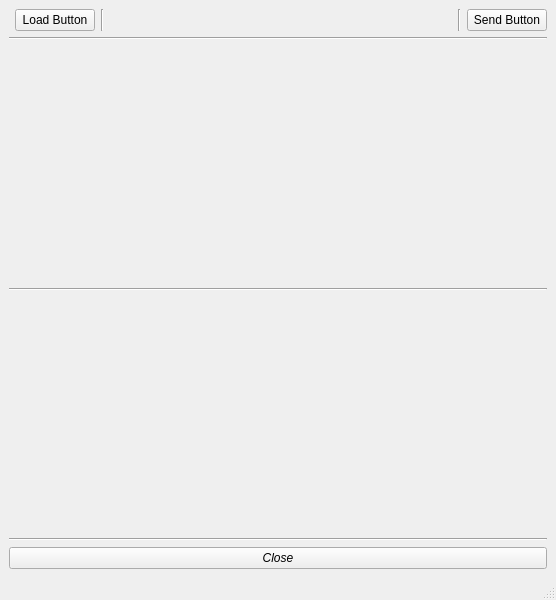
Qt form mainwindow.ui (Ledihas/Clasificador-Ropa) before a commit.
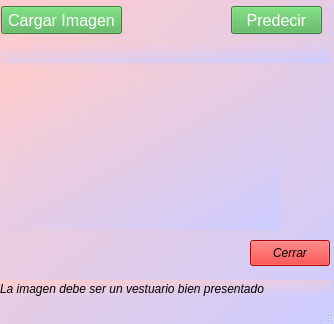
The same form after that commit. Icons and pictures are not drawn.

```diff
--- a/mainwindow.ui
+++ b/mainwindow.ui
@@ -2,23 +2,80 @@
 <ui version="4.0">
  <class>MainWindow</class>
  <widget class="QMainWindow" name="MainWindow">
+  <property name="enabled">
+   <bool>true</bool>
+  </property>
   <property name="geometry">
    <rect>
     <x>0</x>
     <y>0</y>
-    <width>556</width>
-    <height>600</height>
+    <width>334</width>
+    <height>324</height>
    </rect>
   </property>
-  <property name="minimumSize">
-   <size>
-    <width>0</width>
-    <height>600</height>
-   </size>
-  </property>
   <property name="palette">
    <palette>
     <active>
+     <colorrole role="Button">
+      <brush brushstyle="LinearGradientPattern">
+       <gradient startx="0.000000000000000" starty="0.000000000000000" endx="1.000000000000000" endy="1.000000000000000" type="LinearGradient" spread="PadSpread" coordinatemode="ObjectBoundingMode">
+        <gradientstop position="0.000000000000000">
+         <color alpha="255">
+          <red>255</red>
+          <green>204</green>
+          <blue>204</blue>
+         </color>
+        </gradientstop>
+        <gradientstop position="1.000000000000000">
+         <color alpha="255">
+          <red>204</red>
+          <green>204</green>
+          <blue>255</blue>
+         </color>
+        </gradientstop>
+       </gradient>
+      </brush>
+     </colorrole>
+     <colorrole role="Base">
+      <brush brushstyle="LinearGradientPattern">
+       <gradient startx="0.000000000000000" starty="0.000000000000000" endx="1.000000000000000" endy="1.000000000000000" type="LinearGradient" spread="PadSpread" coordinatemode="ObjectBoundingMode">
+        <gradientstop position="0.000000000000000">
+         <color alpha="255">
+          <red>255</red>
+          <green>204</green>
+          <blue>204</blue>
+         </color>
+        </gradientstop>
+        <gradientstop position="1.000000000000000">
+         <color alpha="255">
+          <red>204</red>
+          <green>204</green>
+          <blue>255</blue>
+         </color>
+        </gradientstop>
+       </gradient>
+      </brush>
+     </colorrole>
+     <colorrole role="Window">
+      <brush brushstyle="LinearGradientPattern">
+       <gradient startx="0.000000000000000" starty="0.000000000000000" endx="1.000000000000000" endy="1.000000000000000" type="LinearGradient" spread="PadSpread" coordinatemode="ObjectBoundingMode">
+        <gradientstop position="0.000000000000000">
+         <color alpha="255">
+          <red>255</red>
+          <green>204</green>
+          <blue>204</blue>
+         </color>
+        </gradientstop>
+        <gradientstop position="1.000000000000000">
+         <color alpha="255">
+          <red>204</red>
+          <green>204</green>
+          <blue>255</blue>
+         </color>
+        </gradientstop>
+       </gradient>
+      </brush>
+     </colorrole>
      <colorrole role="Highlight">
       <brush brushstyle="SolidPattern">
        <color alpha="255">
@@ -30,6 +87,66 @@
      </colorrole>
     </active>
     <inactive>
+     <colorrole role="Button">
+      <brush brushstyle="LinearGradientPattern">
+       <gradient startx="0.000000000000000" starty="0.000000000000000" endx="1.000000000000000" endy="1.000000000000000" type="LinearGradient" spread="PadSpread" coordinatemode="ObjectBoundingMode">
+        <gradientstop position="0.000000000000000">
+         <color alpha="255">
+          <red>255</red>
+          <green>204</green>
+          <blue>204</blue>
+         </color>
+        </gradientstop>
+        <gradientstop position="1.000000000000000">
+         <color alpha="255">
+          <red>204</red>
+          <green>204</green>
+          <blue>255</blue>
+         </color>
+        </gradientstop>
+       </gradient>
+      </brush>
+     </colorrole>
+     <colorrole role="Base">
+      <brush brushstyle="LinearGradientPattern">
+       <gradient startx="0.000000000000000" starty="0.000000000000000" endx="1.000000000000000" endy="1.000000000000000" type="LinearGradient" spread="PadSpread" coordinatemode="ObjectBoundingMode">
+        <gradientstop position="0.000000000000000">
+         <color alpha="255">
+          <red>255</red>
+          <green>204</green>
+          <blue>204</blue>
+         </color>
+        </gradientstop>
+        <gradientstop position="1.000000000000000">
+         <color alpha="255">
+          <red>204</red>
+          <green>204</green>
+          <blue>255</blue>
+         </color>
+        </gradientstop>
+       </gradient>
+      </brush>
+     </colorrole>
+     <colorrole role="Window">
+      <brush brushstyle="LinearGradientPattern">
+       <gradient startx="0.000000000000000" starty="0.000000000000000" endx="1.000000000000000" endy="1.000000000000000" type="LinearGradient" spread="PadSpread" coordinatemode="ObjectBoundingMode">
+        <gradientstop position="0.000000000000000">
+         <color alpha="255">
+          <red>255</red>
+          <green>204</green>
+          <blue>204</blue>
+         </color>
+        </gradientstop>
+        <gradientstop position="1.000000000000000">
+         <color alpha="255">
+          <red>204</red>
+          <green>204</green>
+          <blue>255</blue>
+         </color>
+        </gradientstop>
+       </gradient>
+      </brush>
+     </colorrole>
      <colorrole role="Highlight">
       <brush brushstyle="SolidPattern">
        <color alpha="255">
@@ -40,7 +157,77 @@
       </brush>
      </colorrole>
     </inactive>
-    <disabled/>
+    <disabled>
+     <colorrole role="Button">
+      <brush brushstyle="LinearGradientPattern">
+       <gradient startx="0.000000000000000" starty="0.000000000000000" endx="1.000000000000000" endy="1.000000000000000" type="LinearGradient" spread="PadSpread" coordinatemode="ObjectBoundingMode">
+        <gradientstop position="0.000000000000000">
+         <color alpha="255">
+          <red>255</red>
+          <green>204</green>
+          <blue>204</blue>
+         </color>
+        </gradientstop>
+        <gradientstop position="1.000000000000000">
+         <color alpha="255">
+          <red>204</red>
+          <green>204</green>
+          <blue>255</blue>
+         </color>
+        </gradientstop>
+       </gradient>
+      </brush>
+     </colorrole>
+     <colorrole role="Base">
+      <brush brushstyle="LinearGradientPattern">
+       <gradient startx="0.000000000000000" starty="0.000000000000000" endx="1.000000000000000" endy="1.000000000000000" type="LinearGradient" spread="PadSpread" coordinatemode="ObjectBoundingMode">
+        <gradientstop position="0.000000000000000">
+         <color alpha="255">
+          <red>255</red>
+          <green>204</green>
+          <blue>204</blue>
+         </color>
+        </gradientstop>
+        <gradientstop position="1.000000000000000">
+         <color alpha="255">
+          <red>204</red>
+          <green>204</green>
+          <blue>255</blue>
+         </color>
+        </gradientstop>
+       </gradient>
+      </brush>
+     </colorrole>
+     <colorrole role="Window">
+      <brush brushstyle="LinearGradientPattern">
+       <gradient startx="0.000000000000000" starty="0.000000000000000" endx="1.000000000000000" endy="1.000000000000000" type="LinearGradient" spread="PadSpread" coordinatemode="ObjectBoundingMode">
+        <gradientstop position="0.000000000000000">
+         <color alpha="255">
+          <red>255</red>
+          <green>204</green>
+          <blue>204</blue>
+         </color>
+        </gradientstop>
+        <gradientstop position="1.000000000000000">
+         <color alpha="255">
+          <red>204</red>
+          <green>204</green>
+          <blue>255</blue>
+         </color>
+        </gradientstop>
+       </gradient>
+      </brush>
+     </colorrole>
+     <colorrole role="Highlight">
+      <brush brushstyle="SolidPattern">
+       <color alpha="255">
+        <red>145</red>
+        <green>145</green>
+        <blue>145</blue>
+       </color>
+      </brush>
+     </colorrole>
+    </disabled>
    </palette>
   </property>
   <property name="mouseTracking">
@@ -50,7 +237,18 @@
    <string>MainWindow</string>
   </property>
   <property name="windowIcon">
-   <iconset theme="QIcon::ThemeIcon::SoftwareUpdateUrgent"/>
+   <iconset theme="QIcon::ThemeIcon::SoftwareUpdateUrgent">
+    <normaloff>.</normaloff>.</iconset>
+  </property>
+  <property name="styleSheet">
+   <string notr="true">QMainWindow
+{
+	background: qlineargradient(x1:0, y1:0, x2:1, y2:1, stop:0 #ffcccc, stop:1 #ccccff);
+}
+QLabel
+{
+ background: qlineargradient(x1:0, y1:0, x2:1, y2:1, stop:0 #ffcccc, stop:1 #ccccff);
+}</string>
   </property>
   <property name="iconSize">
    <size>
@@ -59,131 +257,397 @@
    </size>
   </property>
   <widget class="QWidget" name="centralwidget">
-   <layout class="QGridLayout" name="gridLayout">
-    <item row="2" column="0">
-     <widget class="QLabel" name="label">
-      <property name="text">
-       <string/>
-      </property>
-      <property name="scaledContents">
-       <bool>true</bool>
-      </property>
-      <property name="wordWrap">
-       <bool>false</bool>
-      </property>
-      <property name="margin">
-       <number>2</number>
-      </property>
-     </widget>
-    </item>
-    <item row="5" column="0">
-     <widget class="Line" name="line_3">
-      <property name="orientation">
-       <enum>Qt::Orientation::Horizontal</enum>
-      </property>
-     </widget>
-    </item>
-    <item row="6" column="0">
-     <widget class="QPushButton" name="pushButton">
-      <property name="font">
-       <font>
-        <italic>true</italic>
-       </font>
-      </property>
-      <property name="cursor">
-       <cursorShape>ClosedHandCursor</cursorShape>
-      </property>
-      <property name="text">
-       <string>Close</string>
-      </property>
-      <property name="icon">
-       <iconset theme="QIcon::ThemeIcon::SystemShutdown"/>
-      </property>
-     </widget>
-    </item>
-    <item row="1" column="0">
-     <widget class="Line" name="line">
-      <property name="orientation">
-       <enum>Qt::Orientation::Horizontal</enum>
-      </property>
-     </widget>
-    </item>
-    <item row="4" column="0">
-     <widget class="QLabel" name="label_2">
-      <property name="text">
-       <string/>
-      </property>
-     </widget>
-    </item>
-    <item row="0" column="0">
-     <layout class="QHBoxLayout" name="horizontalLayout">
-      <item>
-       <widget class="QFrame" name="frame">
-        <property name="frameShape">
-         <enum>QFrame::Shape::StyledPanel</enum>
-        </property>
-        <property name="frameShadow">
-         <enum>QFrame::Shadow::Raised</enum>
-        </property>
-       </widget>
-      </item>
-      <item>
+   <widget class="QPushButton" name="pushButton">
+    <property name="geometry">
+     <rect>
+      <x>250</x>
+      <y>240</y>
+      <width>80</width>
+      <height>26</height>
+     </rect>
+    </property>
+    <property name="font">
+     <font>
+      <italic>true</italic>
+     </font>
+    </property>
+    <property name="cursor">
+     <cursorShape>ClosedHandCursor</cursorShape>
+    </property>
+    <property name="styleSheet">
+     <string notr="true">QPushButton
+{
+background-color: red;
+}</string>
+    </property>
+    <property name="text">
+     <string>Cerrar</string>
+    </property>
+    <property name="icon">
+     <iconset theme="QIcon::ThemeIcon::SystemShutdown">
+      <normaloff>.</normaloff>.</iconset>
+    </property>
+   </widget>
+   <widget class="QLabel" name="label_2">
+    <property name="geometry">
+     <rect>
+      <x>1</x>
+      <y>69</y>
+      <width>281</width>
+      <height>161</height>
+     </rect>
+    </property>
+    <property name="text">
+     <string/>
+    </property>
+   </widget>
+   <widget class="QLabel" name="label">
+    <property name="geometry">
+     <rect>
+      <x>1</x>
+      <y>41</y>
+      <width>331</width>
+      <height>22</height>
+     </rect>
+    </property>
+    <property name="font">
+     <font>
+      <family>URW Bookman</family>
+      <italic>true</italic>
+     </font>
+    </property>
+    <property name="text">
+     <string/>
+    </property>
+    <property name="scaledContents">
+     <bool>true</bool>
+    </property>
+    <property name="wordWrap">
+     <bool>false</bool>
+    </property>
+    <property name="margin">
+     <number>2</number>
+    </property>
+   </widget>
+   <widget class="QLabel" name="label_3">
+    <property name="geometry">
+     <rect>
+      <x>0</x>
+      <y>280</y>
+      <width>331</width>
+      <height>18</height>
+     </rect>
+    </property>
+    <property name="palette">
+     <palette>
+      <active>
+       <colorrole role="Button">
+        <brush brushstyle="LinearGradientPattern">
+         <gradient startx="0.000000000000000" starty="0.000000000000000" endx="1.000000000000000" endy="1.000000000000000" type="LinearGradient" spread="PadSpread" coordinatemode="ObjectBoundingMode">
+          <gradientstop position="0.000000000000000">
+           <color alpha="255">
+            <red>255</red>
+            <green>204</green>
+            <blue>204</blue>
+           </color>
+          </gradientstop>
+          <gradientstop position="1.000000000000000">
+           <color alpha="255">
+            <red>204</red>
+            <green>204</green>
+            <blue>255</blue>
+           </color>
+          </gradientstop>
+         </gradient>
+        </brush>
+       </colorrole>
+       <colorrole role="Base">
+        <brush brushstyle="LinearGradientPattern">
+         <gradient startx="0.000000000000000" starty="0.000000000000000" endx="1.000000000000000" endy="1.000000000000000" type="LinearGradient" spread="PadSpread" coordinatemode="ObjectBoundingMode">
+          <gradientstop position="0.000000000000000">
+           <color alpha="255">
+            <red>255</red>
+            <green>204</green>
+            <blue>204</blue>
+           </color>
+          </gradientstop>
+          <gradientstop position="1.000000000000000">
+           <color alpha="255">
+            <red>204</red>
+            <green>204</green>
+            <blue>255</blue>
+           </color>
+          </gradientstop>
+         </gradient>
+        </brush>
+       </colorrole>
+       <colorrole role="Window">
+        <brush brushstyle="LinearGradientPattern">
+         <gradient startx="0.000000000000000" starty="0.000000000000000" endx="1.000000000000000" endy="1.000000000000000" type="LinearGradient" spread="PadSpread" coordinatemode="ObjectBoundingMode">
+          <gradientstop position="0.000000000000000">
+           <color alpha="255">
+            <red>255</red>
+            <green>204</green>
+            <blue>204</blue>
+           </color>
+          </gradientstop>
+          <gradientstop position="1.000000000000000">
+           <color alpha="255">
+            <red>204</red>
+            <green>204</green>
+            <blue>255</blue>
+           </color>
+          </gradientstop>
+         </gradient>
+        </brush>
+       </colorrole>
+       <colorrole role="Link">
+        <brush brushstyle="SolidPattern">
+         <color alpha="255">
+          <red>245</red>
+          <green>194</green>
+          <blue>17</blue>
+         </color>
+        </brush>
+       </colorrole>
+      </active>
+      <inactive>
+       <colorrole role="Button">
+        <brush brushstyle="LinearGradientPattern">
+         <gradient startx="0.000000000000000" starty="0.000000000000000" endx="1.000000000000000" endy="1.000000000000000" type="LinearGradient" spread="PadSpread" coordinatemode="ObjectBoundingMode">
+          <gradientstop position="0.000000000000000">
+           <color alpha="255">
+            <red>255</red>
+            <green>204</green>
+            <blue>204</blue>
+           </color>
+          </gradientstop>
+          <gradientstop position="1.000000000000000">
+           <color alpha="255">
+            <red>204</red>
+            <green>204</green>
+            <blue>255</blue>
+           </color>
+          </gradientstop>
+         </gradient>
+        </brush>
+       </colorrole>
+       <colorrole role="Base">
+        <brush brushstyle="LinearGradientPattern">
+         <gradient startx="0.000000000000000" starty="0.000000000000000" endx="1.000000000000000" endy="1.000000000000000" type="LinearGradient" spread="PadSpread" coordinatemode="ObjectBoundingMode">
+          <gradientstop position="0.000000000000000">
+           <color alpha="255">
+            <red>255</red>
+            <green>204</green>
+            <blue>204</blue>
+           </color>
+          </gradientstop>
+          <gradientstop position="1.000000000000000">
+           <color alpha="255">
+            <red>204</red>
+            <green>204</green>
+            <blue>255</blue>
+           </color>
+          </gradientstop>
+         </gradient>
+        </brush>
+       </colorrole>
+       <colorrole role="Window">
+        <brush brushstyle="LinearGradientPattern">
+         <gradient startx="0.000000000000000" starty="0.000000000000000" endx="1.000000000000000" endy="1.000000000000000" type="LinearGradient" spread="PadSpread" coordinatemode="ObjectBoundingMode">
+          <gradientstop position="0.000000000000000">
+           <color alpha="255">
+            <red>255</red>
+            <green>204</green>
+            <blue>204</blue>
+           </color>
+          </gradientstop>
+          <gradientstop position="1.000000000000000">
+           <color alpha="255">
+            <red>204</red>
+            <green>204</green>
+            <blue>255</blue>
+           </color>
+          </gradientstop>
+         </gradient>
+        </brush>
+       </colorrole>
+       <colorrole role="Link">
+        <brush brushstyle="SolidPattern">
+         <color alpha="255">
+          <red>0</red>
+          <green>0</green>
+          <blue>255</blue>
+         </color>
+        </brush>
+       </colorrole>
+      </inactive>
+      <disabled>
+       <colorrole role="Button">
+        <brush brushstyle="LinearGradientPattern">
+         <gradient startx="0.000000000000000" starty="0.000000000000000" endx="1.000000000000000" endy="1.000000000000000" type="LinearGradient" spread="PadSpread" coordinatemode="ObjectBoundingMode">
+          <gradientstop position="0.000000000000000">
+           <color alpha="255">
+            <red>255</red>
+            <green>204</green>
+            <blue>204</blue>
+           </color>
+          </gradientstop>
+          <gradientstop position="1.000000000000000">
+           <color alpha="255">
+            <red>204</red>
+            <green>204</green>
+            <blue>255</blue>
+           </color>
+          </gradientstop>
+         </gradient>
+        </brush>
+       </colorrole>
+       <colorrole role="Base">
+        <brush brushstyle="LinearGradientPattern">
+         <gradient startx="0.000000000000000" starty="0.000000000000000" endx="1.000000000000000" endy="1.000000000000000" type="LinearGradient" spread="PadSpread" coordinatemode="ObjectBoundingMode">
+          <gradientstop position="0.000000000000000">
+           <color alpha="255">
+            <red>255</red>
+            <green>204</green>
+            <blue>204</blue>
+           </color>
+          </gradientstop>
+          <gradientstop position="1.000000000000000">
+           <color alpha="255">
+            <red>204</red>
+            <green>204</green>
+            <blue>255</blue>
+           </color>
+          </gradientstop>
+         </gradient>
+        </brush>
+       </colorrole>
+       <colorrole role="Window">
+        <brush brushstyle="LinearGradientPattern">
+         <gradient startx="0.000000000000000" starty="0.000000000000000" endx="1.000000000000000" endy="1.000000000000000" type="LinearGradient" spread="PadSpread" coordinatemode="ObjectBoundingMode">
+          <gradientstop position="0.000000000000000">
+           <color alpha="255">
+            <red>255</red>
+            <green>204</green>
+            <blue>204</blue>
+           </color>
+          </gradientstop>
+          <gradientstop position="1.000000000000000">
+           <color alpha="255">
+            <red>204</red>
+            <green>204</green>
+            <blue>255</blue>
+           </color>
+          </gradientstop>
+         </gradient>
+        </brush>
+       </colorrole>
+       <colorrole role="Link">
+        <brush brushstyle="SolidPattern">
+         <color alpha="255">
+          <red>0</red>
+          <green>0</green>
+          <blue>255</blue>
+         </color>
+        </brush>
+       </colorrole>
+      </disabled>
+     </palette>
+    </property>
+    <property name="font">
+     <font>
+      <italic>true</italic>
+     </font>
+    </property>
+    <property name="cursor">
+     <cursorShape>WhatsThisCursor</cursorShape>
+    </property>
+    <property name="text">
+     <string>La imagen debe ser un vestuario bien presentado</string>
+    </property>
+   </widget>
+   <widget class="QWidget" name="layoutWidget">
+    <property name="geometry">
+     <rect>
+      <x>1</x>
+      <y>6</y>
+      <width>331</width>
+      <height>40</height>
+     </rect>
+    </property>
+    <layout class="QHBoxLayout" name="horizontalLayout">
+     <item>
+      <widget class="QFrame" name="frame">
+       <property name="frameShape">
+        <enum>QFrame::NoFrame</enum>
+       </property>
        <widget class="QPushButton" name="load_button">
+        <property name="geometry">
+         <rect>
+          <x>0</x>
+          <y>0</y>
+          <width>121</width>
+          <height>28</height>
+         </rect>
+        </property>
         <property name="cursor">
          <cursorShape>PointingHandCursor</cursorShape>
         </property>
+        <property name="styleSheet">
+         <string notr="true">QPushButton
+{
+	background-color: #4CAF50;
+	color: white;
+     text-align: center;
+    font-size: 16px;
+
+}</string>
+        </property>
         <property name="text">
-         <string>Load Button</string>
+         <string>Cargar Imagen</string>
         </property>
        </widget>
-      </item>
-      <item>
-       <widget class="Line" name="line_4">
-        <property name="orientation">
-         <enum>Qt::Orientation::Vertical</enum>
-        </property>
-       </widget>
-      </item>
-      <item>
-       <spacer name="horizontalSpacer">
-        <property name="orientation">
-         <enum>Qt::Orientation::Horizontal</enum>
-        </property>
-        <property name="sizeHint" stdset="0">
-         <size>
-          <width>40</width>
-          <height>20</height>
-         </size>
-        </property>
-       </spacer>
-      </item>
-      <item>
-       <widget class="Line" name="line_5">
-        <property name="orientation">
-         <enum>Qt::Orientation::Vertical</enum>
-        </property>
-       </widget>
-      </item>
-      <item>
        <widget class="QPushButton" name="send_button">
+        <property name="geometry">
+         <rect>
+          <x>230</x>
+          <y>0</y>
+          <width>91</width>
+          <height>28</height>
+         </rect>
+        </property>
         <property name="cursor">
          <cursorShape>PointingHandCursor</cursorShape>
         </property>
+        <property name="styleSheet">
+         <string notr="true">QPushButton
+{
+	background-color: #4CAF50;
+	 color: white;
+     text-align: center;
+    font-size: 16px;
+
+	
+}
+QPushButton:hover 
+{
+    background-color: #45a049;
+}
+QPushButton:pressed {
+    background-color: #3e8e41; 
+}
+
+</string>
+        </property>
         <property name="text">
-         <string>Send Button</string>
+         <string>Predecir</string>
         </property>
        </widget>
-      </item>
-     </layout>
-    </item>
-    <item row="3" column="0">
-     <widget class="Line" name="line_2">
-      <property name="orientation">
-       <enum>Qt::Orientation::Horizontal</enum>
-      </property>
-     </widget>
-    </item>
-   </layout>
+      </widget>
+     </item>
+    </layout>
+   </widget>
   </widget>
   <widget class="QStatusBar" name="statusbar"/>
  </widget>
```
